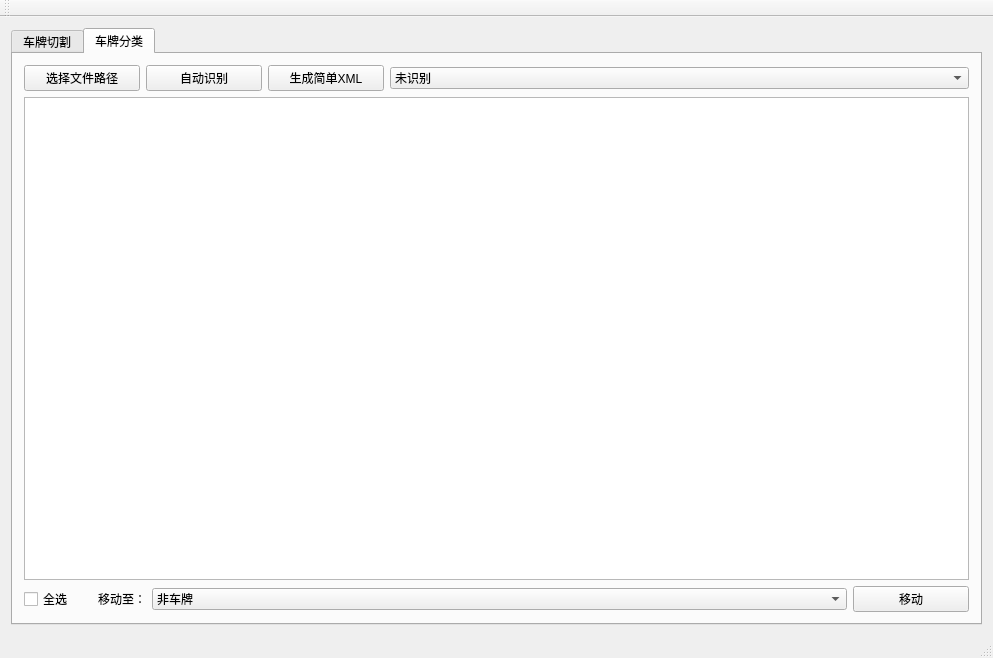
Phagesama/SampleGeneration, file PlateLocator/platelocator.ui: the form before one commit.
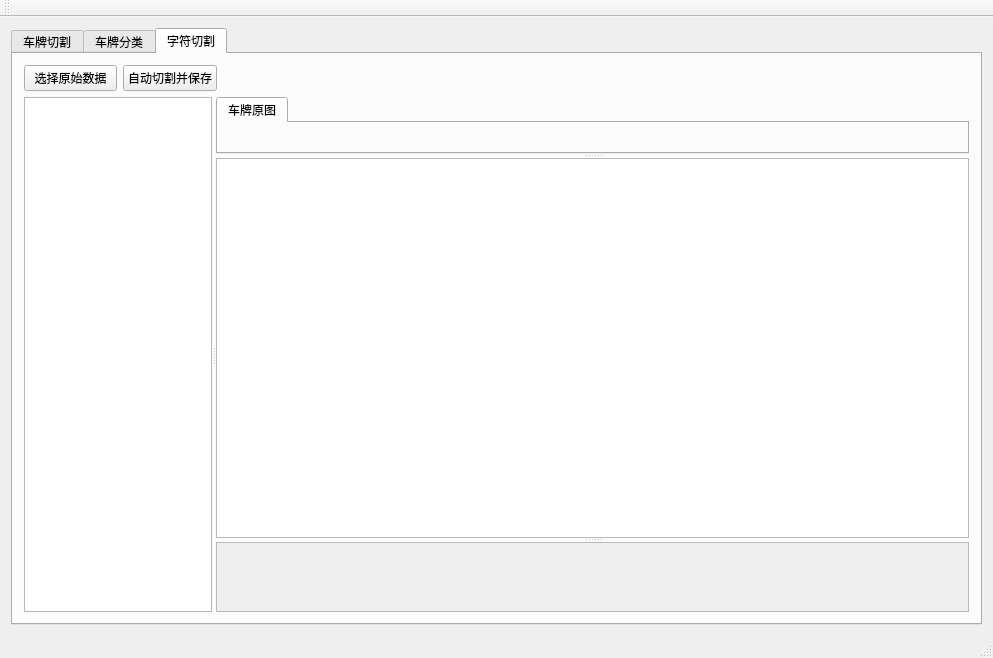
The form after the commit.

Commit message: thread show plates

Diff of the .ui file:
```diff
--- a/PlateLocator/platelocator.ui
+++ b/PlateLocator/platelocator.ui
@@ -24,7 +24,7 @@
        <enum>QTabWidget::Rounded</enum>
       </property>
       <property name="currentIndex">
-       <number>1</number>
+       <number>2</number>
       </property>
       <widget class="QWidget" name="cutTab">
        <attribute name="title">
@@ -815,7 +815,7 @@
           <item>
            <widget class="QPushButton" name="simpleXML">
             <property name="text">
-             <string>生成简单XML</string>
+             <string>生成XML并识别</string>
             </property>
            </widget>
           </item>
@@ -1029,6 +1029,121 @@
         </item>
        </layout>
       </widget>
+      <widget class="QWidget" name="cuttab">
+       <attribute name="title">
+        <string>字符切割</string>
+       </attribute>
+       <layout class="QVBoxLayout" name="verticalLayout_10">
+        <item>
+         <layout class="QHBoxLayout" name="cutTabToolBarLayout" stretch="1,1,8">
+          <item>
+           <widget class="QPushButton" name="selectsourceplateButton">
+            <property name="text">
+             <string>选择原始数据</string>
+            </property>
+           </widget>
+          </item>
+          <item>
+           <widget class="QPushButton" name="autoCharButton">
+            <property name="text">
+             <string>自动切割并保存</string>
+            </property>
+           </widget>
+          </item>
+          <item>
+           <widget class="QLabel" name="masklabel_2">
+            <property name="sizePolicy">
+             <sizepolicy hsizetype="Preferred" vsizetype="Preferred">
+              <horstretch>0</horstretch>
+              <verstretch>0</verstretch>
+             </sizepolicy>
+            </property>
+            <property name="text">
+             <string/>
+            </property>
+           </widget>
+          </item>
+         </layout>
+        </item>
+        <item>
+         <widget class="QSplitter" name="cutTabMainLayout">
+          <property name="sizePolicy">
+           <sizepolicy hsizetype="Expanding" vsizetype="Preferred">
+            <horstretch>0</horstretch>
+            <verstretch>10</verstretch>
+           </sizepolicy>
+          </property>
+          <property name="orientation">
+           <enum>Qt::Horizontal</enum>
+          </property>
+          <widget class="QListWidget" name="plateList">
+           <property name="sizePolicy">
+            <sizepolicy hsizetype="Expanding" vsizetype="Expanding">
+             <horstretch>2</horstretch>
+             <verstretch>0</verstretch>
+            </sizepolicy>
+           </property>
+          </widget>
+          <widget class="QSplitter" name="charsegmentLayout">
+           <property name="sizePolicy">
+            <sizepolicy hsizetype="Preferred" vsizetype="Expanding">
+             <horstretch>8</horstretch>
+             <verstretch>0</verstretch>
+            </sizepolicy>
+           </property>
+           <property name="orientation">
+            <enum>Qt::Vertical</enum>
+           </property>
+           <widget class="QTabWidget" name="plateImgTab">
+            <property name="sizePolicy">
+             <sizepolicy hsizetype="Expanding" vsizetype="Expanding">
+              <horstretch>0</horstretch>
+              <verstretch>1</verstretch>
+             </sizepolicy>
+            </property>
+            <property name="currentIndex">
+             <number>0</number>
+            </property>
+            <widget class="QWidget" name="plate">
+             <attribute name="title">
+              <string>车牌原图</string>
+             </attribute>
+            </widget>
+           </widget>
+           <widget class="QListWidget" name="charList">
+            <property name="sizePolicy">
+             <sizepolicy hsizetype="Expanding" vsizetype="Expanding">
+              <horstretch>0</horstretch>
+              <verstretch>1</verstretch>
+             </sizepolicy>
+            </property>
+           </widget>
+           <widget class="QScrollArea" name="charsegmentOptimization">
+            <property name="sizePolicy">
+             <sizepolicy hsizetype="Expanding" vsizetype="Expanding">
+              <horstretch>0</horstretch>
+              <verstretch>1</verstretch>
+             </sizepolicy>
+            </property>
+            <property name="widgetResizable">
+             <bool>true</bool>
+            </property>
+            <widget class="QWidget" name="charsegmentOptimizationContents">
+             <property name="geometry">
+              <rect>
+               <x>0</x>
+               <y>0</y>
+               <width>606</width>
+               <height>69</height>
+              </rect>
+             </property>
+            </widget>
+           </widget>
+          </widget>
+         </widget>
+        </item>
+       </layout>
+      </widget>
      </widget>
     </item>
    </layout>
```
The commit also changes 6 other files.
